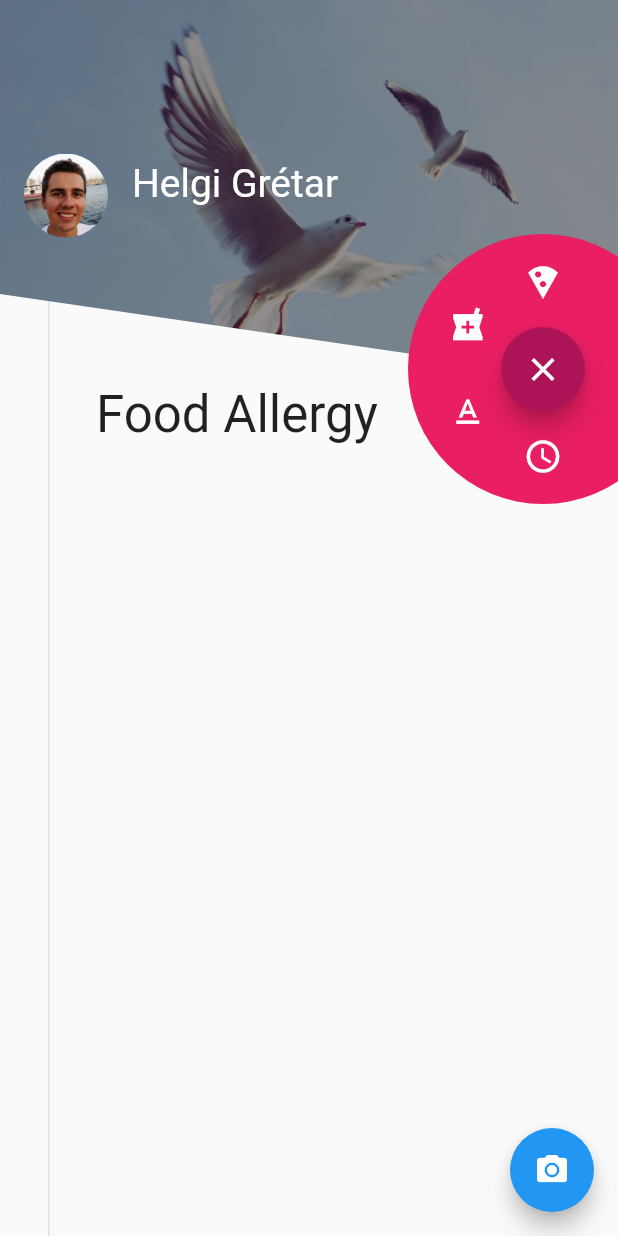
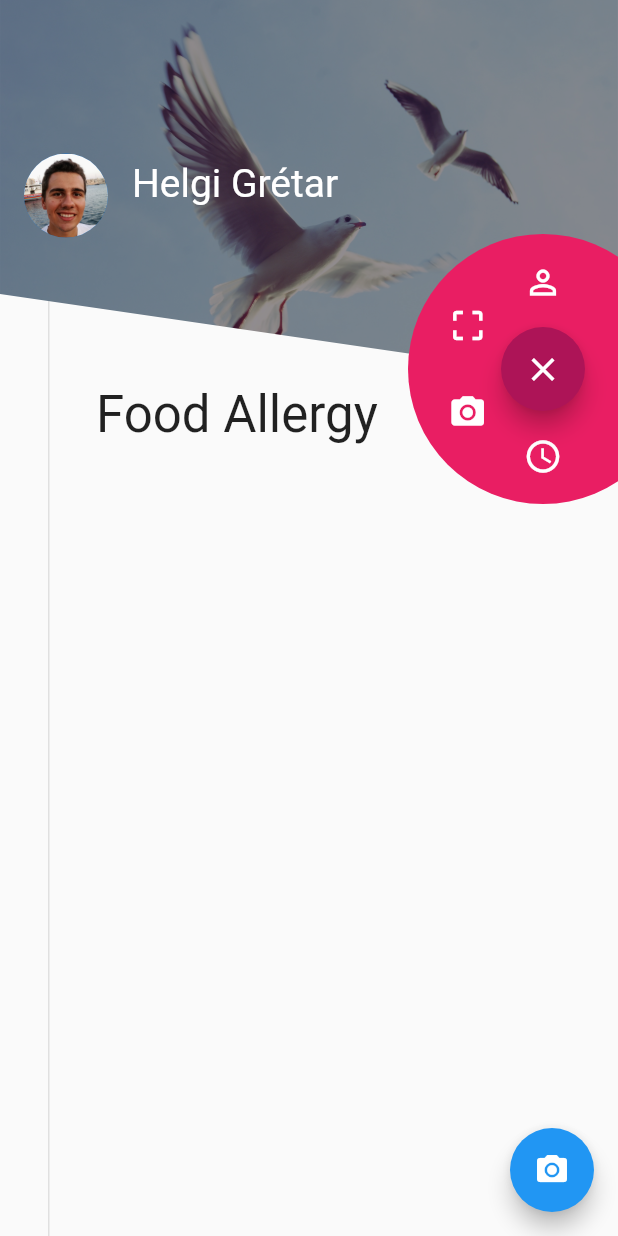
Before and after one commit to hinriksnaer/NordicHackApp, a Flutter app: the screen it shows after launch, after a tap on the "filter list" icon, on a phone screen of 412 x 824 dp. Run offline on Flutter 3.47's test engine with Material 2 defaults, Android fonts, the phone set to English and light mode, and no system bars; our stand-ins replace image_picker; missing offline and left inert: barcode_scan.

```diff
--- a/lib/pages/animated_fab.dart
+++ b/lib/pages/animated_fab.dart
@@ -46,9 +46,9 @@ class _AnimatedFabState extends State<AnimatedFab>
             alignment: Alignment.center,
             children: <Widget>[
               _buildExpandedBackground(),
-              _buildOption(Icons.local_pizza, 0.00, 'Your Medication'),
-              _buildOption(Icons.local_pharmacy, -math.pi / 3, 'Drug Barcode'),
-              _buildOption(Icons.text_format, -2 * math.pi / 3, 'Drug Vnr '),
+              _buildOption(Icons.perm_identity, 0.00, 'Your Medication'),
+              _buildOption(Icons.crop_free, -math.pi / 3, 'Drug Barcode'),
+              _buildOption(Icons.camera_alt, -2 * math.pi / 3, 'Drug Vnr'),
               _buildOption(Icons.access_time, math.pi, 'Food Allergy'),
               _buildFabCore(),
             ],
--- a/lib/pages/home_page.dart
+++ b/lib/pages/home_page.dart
@@ -37,6 +37,17 @@ class _MainPageState extends State<MainPage> {
 
   @override
   Widget build(BuildContext context) {
+      print("hehehehehehe ");
+      print(scanTypeText);
+      if(scanTypeText == 'Your Medication'){
+        handleCabinet();
+        parsedCabinetData("category","nafnið");
+        parsedCabinetData("werwerwer","ewrewr");
+        parsedCabinetData("werr","nafwerwernið");
+        parsedCabinetData("ewrwerwer","werwer");
+        parsedCabinetData("cawerwertegory","werwer");
+        parsedCabinetData("category","nafwerwernið");
+      }
     return new Scaffold(
       floatingActionButton: FloatingActionButton(
         onPressed: () {
@@ -184,10 +195,24 @@ class _MainPageState extends State<MainPage> {
 
     return tasks;
   }
-
+  void parsedCabinetData(String category, String name){
+      taskList.add(new Task(category: category, name:name,completed:true));
+  }
+  void handleCabinet() async{
+      while (taskList.length!=0) {
+        taskList.removeAt(0);
+      }
+      setState(() {
+        this.taskList = taskList;
+      });
+      //Map data = await _getDrugsFromSocialNumber('0206929999');
+      //print(data);
+  }
   void _handleImageScan(String scanType) async {
     Map data;
     print(scanType);
+    handleCabinet();
+
     if (scanType == 'Drug Barcode') {
       await _scan(scanType);
       data = await _getDrugFromBarcode(barcode);
@@ -206,16 +231,8 @@ class _MainPageState extends State<MainPage> {
     } else if (scanType == 'Food Allergy'){
       //todo
     } else if (scanType == 'Your Medication') {
-      print("HAHAHAHAHAHAHAHAHAHAHAHAHA HAH A H");
-      print(taskList.length);
-      while (taskList.length!=0) {
-        taskList.removeAt(0);
-      }
-      setState(() {
-        this.taskList = taskList;
-      });
-      //Map data = await _getDrugsFromSocialNumber('0206929999');
-      //print(data);
+
+
     }
 
 
```
